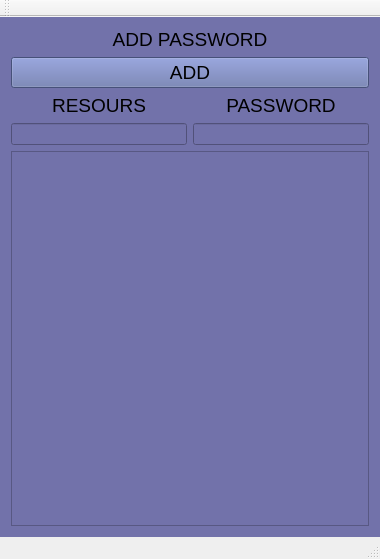
This is QtPasswordTransfer.ui in VoiceShifter/QtPassword as Qt 5 draws it before an edit. The edited form follows.
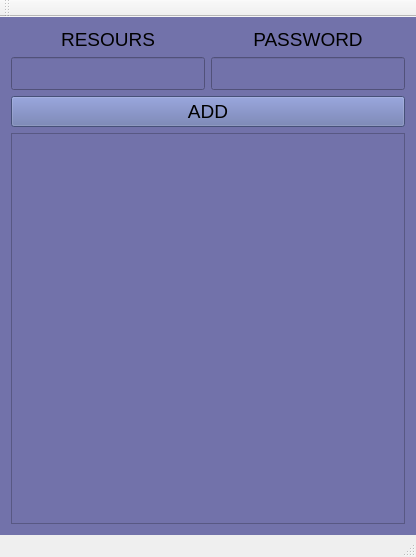
This is the edited form.

Commit message: grand finale

```diff
--- a/QtPasswordTransfer.ui
+++ b/QtPasswordTransfer.ui
@@ -6,8 +6,8 @@
    <rect>
     <x>0</x>
     <y>0</y>
-    <width>380</width>
-    <height>559</height>
+    <width>416</width>
+    <height>557</height>
    </rect>
   </property>
   <property name="windowTitle">
@@ -21,58 +21,6 @@
    <layout class="QHBoxLayout" name="horizontalLayout_2">
     <item>
      <layout class="QVBoxLayout" name="verticalLayout_3">
-      <item>
-       <widget class="QLabel" name="label">
-        <property name="font">
-         <font>
-          <pointsize>14</pointsize>
-         </font>
-        </property>
-        <property name="autoFillBackground">
-         <bool>false</bool>
-        </property>
-        <property name="styleSheet">
-         <string notr="true">background-color: rgb(114, 114, 170);
-</string>
-        </property>
-        <property name="text">
-         <string>ADD PASSWORD</string>
-        </property>
-        <property name="textFormat">
-         <enum>Qt::AutoText</enum>
-        </property>
-        <property name="scaledContents">
-         <bool>true</bool>
-        </property>
-        <property name="alignment">
-         <set>Qt::AlignCenter</set>
-        </property>
-        <property name="wordWrap">
-         <bool>false</bool>
-        </property>
-       </widget>
-      </item>
-      <item>
-       <widget class="QPushButton" name="WritingPasswordButton">
-        <property name="sizePolicy">
-         <sizepolicy hsizetype="Preferred" vsizetype="Fixed">
-          <horstretch>0</horstretch>
-          <verstretch>0</verstretch>
-         </sizepolicy>
-        </property>
-        <property name="font">
-         <font>
-          <pointsize>14</pointsize>
-         </font>
-        </property>
-        <property name="styleSheet">
-         <string notr="true">background-color: rgb(100, 114, 170);</string>
-        </property>
-        <property name="text">
-         <string>ADD</string>
-        </property>
-       </widget>
-      </item>
       <item>
        <layout class="QHBoxLayout" name="horizontalLayout">
         <item>
@@ -103,9 +51,14 @@
             <property name="minimumSize">
              <size>
               <width>0</width>
-              <height>16</height>
+              <height>25</height>
              </size>
             </property>
+            <property name="font">
+             <font>
+              <pointsize>16</pointsize>
+             </font>
+            </property>
            </widget>
           </item>
          </layout>
@@ -144,9 +97,14 @@
             <property name="minimumSize">
              <size>
               <width>0</width>
-              <height>16</height>
+              <height>25</height>
              </size>
             </property>
+            <property name="font">
+             <font>
+              <pointsize>16</pointsize>
+             </font>
+            </property>
             <property name="autoFillBackground">
              <bool>false</bool>
             </property>
@@ -156,8 +114,48 @@
         </item>
        </layout>
       </item>
+      <item>
+       <widget class="QPushButton" name="WritingPasswordButton">
+        <property name="sizePolicy">
+         <sizepolicy hsizetype="Preferred" vsizetype="Fixed">
+          <horstretch>0</horstretch>
+          <verstretch>0</verstretch>
+         </sizepolicy>
+        </property>
+        <property name="font">
+         <font>
+          <pointsize>14</pointsize>
+         </font>
+        </property>
+        <property name="styleSheet">
+         <string notr="true">background-color: rgb(100, 114, 170);</string>
+        </property>
+        <property name="text">
+         <string>ADD</string>
+        </property>
+       </widget>
+      </item>
       <item>
        <widget class="QScrollArea" name="scrollArea">
+        <property name="styleSheet">
+         <string notr="true">QScrollBar:vertical 
+{
+	boder: none;
+	widht: 14px;
+	background-color: rgb(86, 86, 129);
+	boder-radious: 0px;
+}
+
+QScrollBar::handle:vertical:hover
+{
+	
+	background-color: rgb(255, 106, 146);
+}
+</string>
+        </property>
+        <property name="verticalScrollBarPolicy">
+         <enum>Qt::ScrollBarAsNeeded</enum>
+        </property>
         <property name="widgetResizable">
          <bool>true</bool>
         </property>
@@ -166,8 +164,8 @@
           <rect>
            <x>0</x>
            <y>0</y>
-           <width>358</width>
-           <height>359</height>
+           <width>394</width>
+           <height>375</height>
           </rect>
          </property>
         </widget>
```
Left out of the diff: 2 changed lines with no effect on the pictures. The commit also changes 2 other files.
